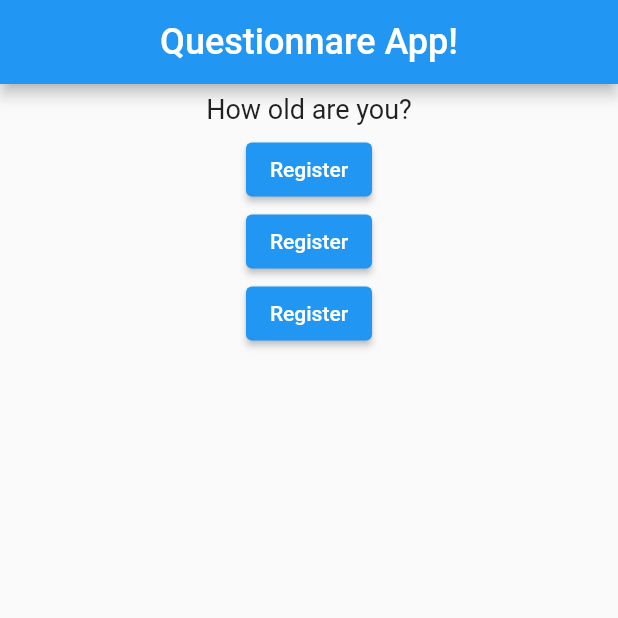
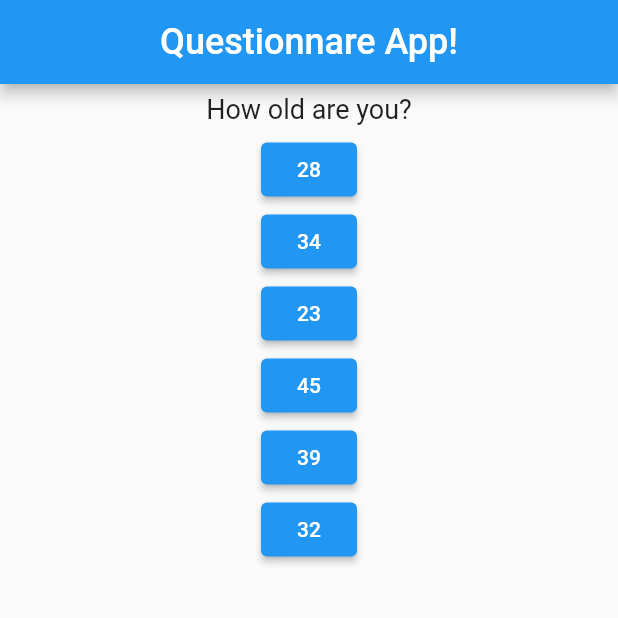
Before and after one commit to adogbeji/QuizApp2, a Flutter app: the screen it shows after launch, on a phone screen of 412 x 824 dp, the top half of it. Run offline on Flutter 3.47's test engine with Material 2 defaults, Android fonts, the phone set to English and light mode, and no system bars.

Commit message:
Transform list of answers --> answer widgets

```diff
--- a/lib/answer.dart
+++ b/lib/answer.dart
@@ -2,13 +2,14 @@ import 'package:flutter/material.dart';
 
 class Answer extends StatelessWidget {
   final VoidCallback answerQuestion;
+  final String answerText;
 
-  Answer(this.answerQuestion);
+  Answer(this.answerQuestion, this.answerText);
 
   @override
   Widget build(BuildContext context) {
     return ElevatedButton(
-      child: Text('Register'),
+      child: Text(answerText),
       onPressed: answerQuestion,
     );
   }
--- a/lib/main.dart
+++ b/lib/main.dart
@@ -49,7 +49,14 @@ class _MyAppState extends State<MyApp> {
       },
       {
         'question': 'How old are you?',
-        'answers': [28, 34, 23, 45, 39, 32],
+        'answers': [
+          28.toString(),
+          34.toString(),
+          23.toString(),
+          45.toString(),
+          39.toString(),
+          32.toString()
+        ],
       }
     ];
 
@@ -68,9 +75,10 @@ class _MyAppState extends State<MyApp> {
         body: Column(
           children: <Widget>[
             Question(questions[_indexValue]['question']),
-            Answer(_clickButton),
-            Answer(_clickButton),
-            Answer(_clickButton),
+
+            ...(questions[_indexValue]['answers'] as List<String>).map((answer) {
+              return Answer(_clickButton, answer);
+            }).toList(),
           ],
         ),
       ),
```
